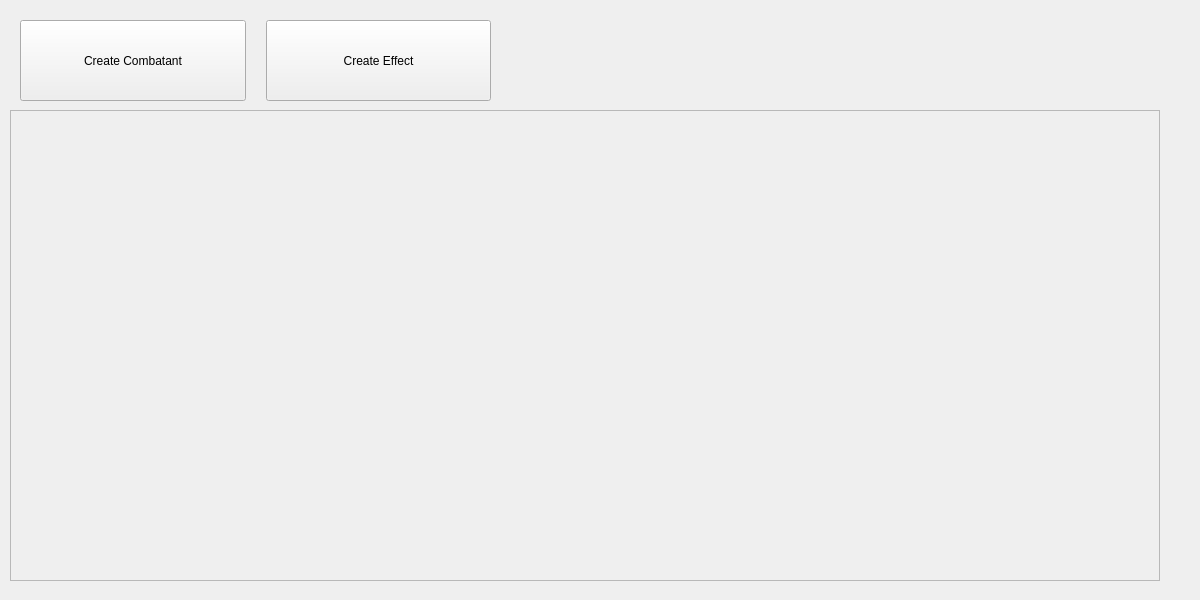
lazaropo/2EManager, file src/ManagerPF2E/managerwidget.ui: the form before one commit.
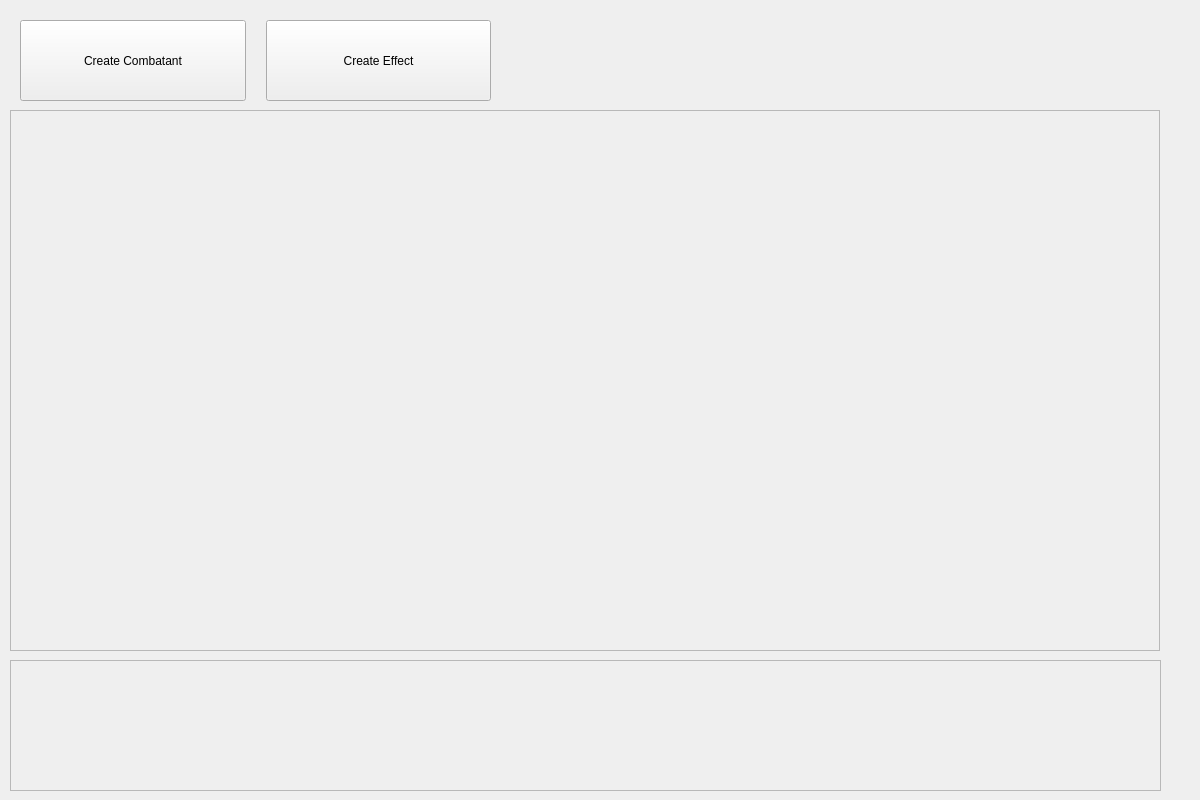
The form after the commit.

What changed in the file:
```diff
--- a/src/ManagerPF2E/managerwidget.ui
+++ b/src/ManagerPF2E/managerwidget.ui
@@ -7,7 +7,7 @@
     <x>0</x>
     <y>0</y>
     <width>1200</width>
-    <height>600</height>
+    <height>800</height>
    </rect>
   </property>
   <property name="windowTitle">
@@ -19,7 +19,7 @@
      <x>10</x>
      <y>110</y>
      <width>1150</width>
-     <height>471</height>
+     <height>541</height>
     </rect>
    </property>
    <property name="mouseTracking">
@@ -40,7 +40,7 @@
       <x>0</x>
       <y>0</y>
       <width>1148</width>
-      <height>469</height>
+      <height>539</height>
      </rect>
     </property>
    </widget>
@@ -86,6 +86,29 @@
     </item>
    </layout>
   </widget>
+  <widget class="QScrollArea" name="scrollArea_2">
+   <property name="geometry">
+    <rect>
+     <x>10</x>
+     <y>660</y>
+     <width>1151</width>
+     <height>131</height>
+    </rect>
+   </property>
+   <property name="widgetResizable">
+    <bool>true</bool>
+   </property>
+   <widget class="QWidget" name="scrollAreaWidgetContents_2">
+    <property name="geometry">
+     <rect>
+      <x>0</x>
+      <y>0</y>
+      <width>1149</width>
+      <height>129</height>
+     </rect>
+    </property>
+   </widget>
+  </widget>
  </widget>
  <resources/>
  <connections/>
```
Left out of the diff: 2 changed lines with no effect on the pictures.
